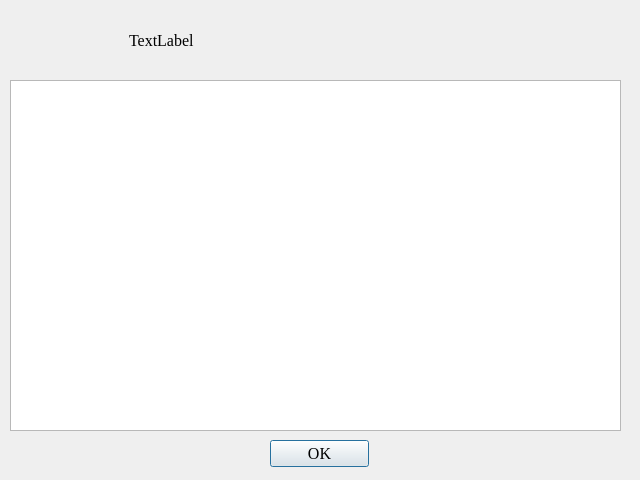
Qt form dialogabout.ui (serg-lar/sun-moon-time) before a commit.
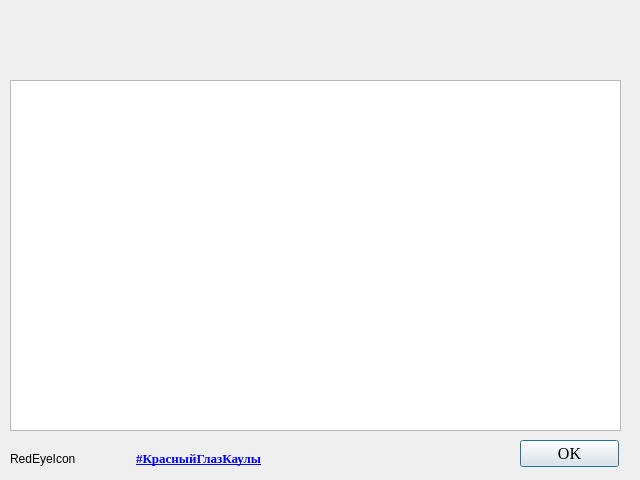
The same form after that commit.

Commit message: 13 августа 2018 sun-moon-time Попытка показа локальных копий видео в виджете. Красный глаз.

Diff of the .ui file:
```diff
--- a/dialogabout.ui
+++ b/dialogabout.ui
@@ -28,7 +28,7 @@
   <widget class="QPushButton" name="pushButtonOk">
    <property name="geometry">
     <rect>
-     <x>270</x>
+     <x>520</x>
      <y>440</y>
      <width>99</width>
      <height>27</height>
@@ -108,10 +108,49 @@
        <font>
         <family>Times New Roman</family>
         <pointsize>12</pointsize>
+        <weight>75</weight>
+        <bold>true</bold>
        </font>
       </property>
       <property name="text">
-       <string>TextLabel</string>
+       <string/>
+      </property>
+     </widget>
+    </item>
+   </layout>
+  </widget>
+  <widget class="QWidget" name="">
+   <property name="geometry">
+    <rect>
+     <x>10</x>
+     <y>450</y>
+     <width>251</width>
+     <height>17</height>
+    </rect>
+   </property>
+   <layout class="QHBoxLayout" name="horizontalLayout_2">
+    <item>
+     <widget class="QLabel" name="labelRedEyeIcon">
+      <property name="text">
+       <string>RedEyeIcon</string>
+      </property>
+     </widget>
+    </item>
+    <item>
+     <widget class="QLabel" name="labelRedEyeLink">
+      <property name="font">
+       <font>
+        <family>Times New Roman</family>
+        <pointsize>10</pointsize>
+        <weight>75</weight>
+        <bold>true</bold>
+       </font>
+      </property>
+      <property name="text">
+       <string>&lt;html&gt;&lt;head/&gt;&lt;body&gt;&lt;p&gt;&lt;a href=&quot;https://www.facebook.com/KaulaDharma/videos/1952444991707076/&quot;&gt;&lt;span style=&quot; text-decoration: underline; color:#0000ff;&quot;&gt;#КрасныйГлазКаулы&lt;/span&gt;&lt;/a&gt;&lt;/p&gt;&lt;/body&gt;&lt;/html&gt;</string>
+      </property>
+      <property name="openExternalLinks">
+       <bool>true</bool>
       </property>
      </widget>
     </item>
```
Left out of the diff: 4 changed lines with no effect on the pictures. The commit also changes 14 other files.
